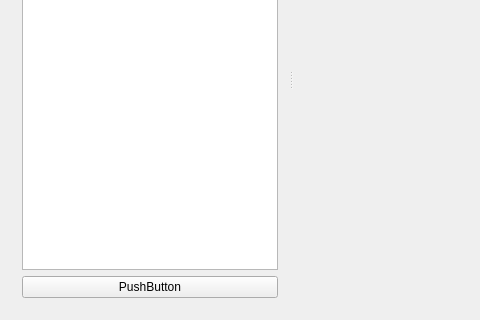
Qt form libs/main/KoOpenPaneBase.ui (KDE/krita) before a commit; both pictures show x 0 to 480 and y 162 to 482 of the 651 by 482 pixel window.
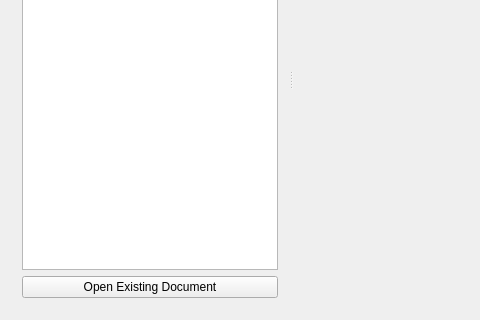
The same form after that commit.

What changed in the file:
```diff
--- a/libs/main/KoOpenPaneBase.ui
+++ b/libs/main/KoOpenPaneBase.ui
@@ -57,7 +57,7 @@
        <item>
         <widget class="QPushButton" name="m_openExistingButton">
          <property name="text">
-          <string>PushButton</string>
+          <string>Open Existing Document</string>
          </property>
         </widget>
        </item>
```
